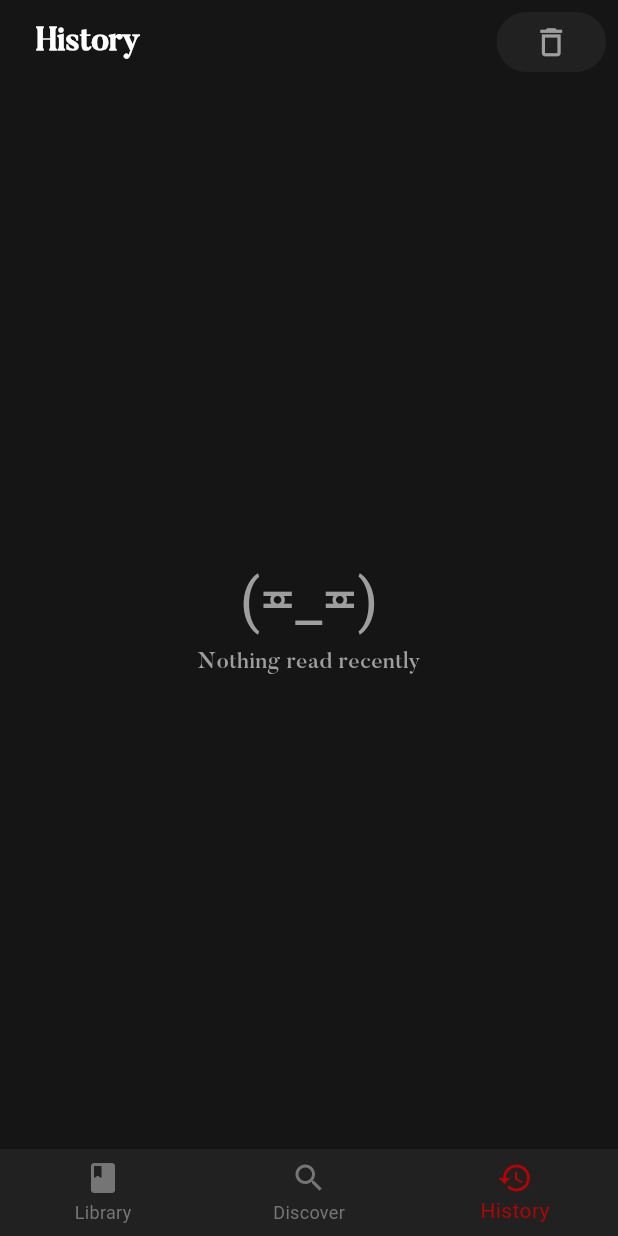
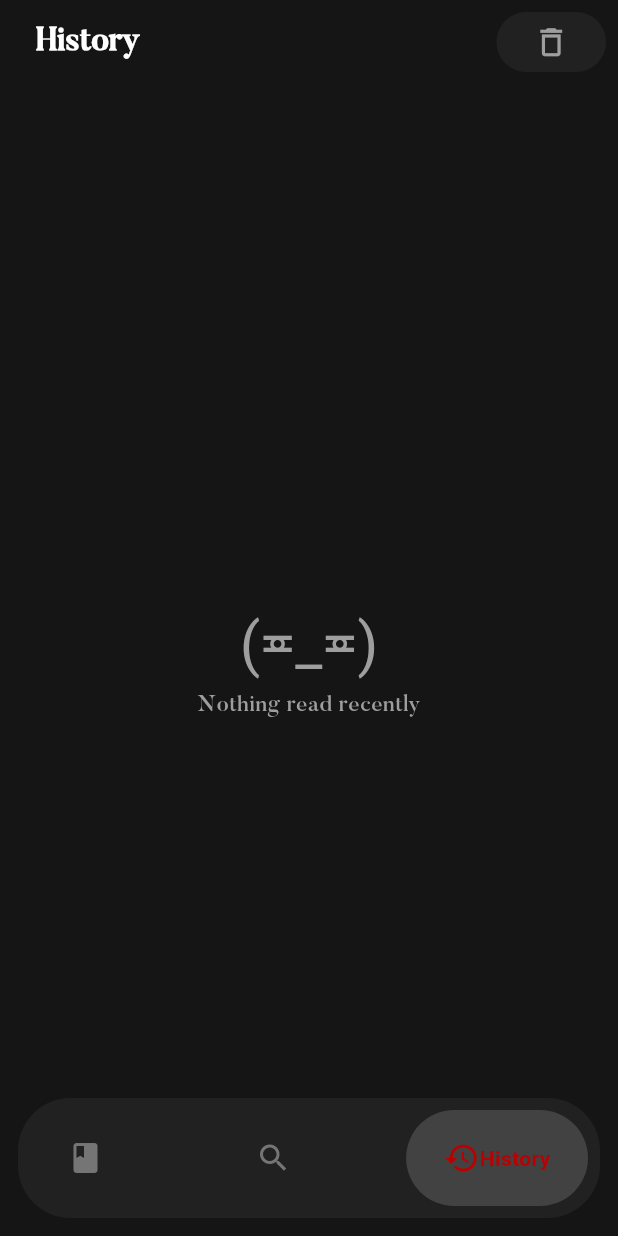
Before and after one commit to Tanishik/Manga-Zen, a Flutter app: the HomePage screen opened directly, item 3 of the bottom bar chosen, on a phone screen of 412 x 824 dp. Run offline on Flutter 3.47's test engine with Material 3 defaults, Android fonts, the phone set to English and light mode, and no system bars; drawn by our look-alikes of google_nav_bar; our stand-ins replace hive, hive_flutter, photo_view; accounts and stored records are empty; network calls fail.

Commit message:
updated the bottom nav bar

```diff
--- a/lib/Pages/History_page.dart
+++ b/lib/Pages/History_page.dart
@@ -31,7 +31,7 @@ class _HistoryPageState extends State<HistoryPage> {
       );
     }).toList();
 
-    void _showdialog() {
+    void showdialog() {
       showDialog(
         context: context,
         builder: (context) {
@@ -140,7 +140,7 @@ class _HistoryPageState extends State<HistoryPage> {
               onPressed: historyMangas.isEmpty
                   ? null
                   : () {
-                      _showdialog();
+                      showdialog();
                     },
 
               child: Icon(Icons.delete_outline, size: 25),
--- a/lib/Pages/Manga_details_page.dart
+++ b/lib/Pages/Manga_details_page.dart
@@ -32,10 +32,10 @@ class _MangaDetailsState extends State<MangaDetails> {
   }
 
   Future<void> loadChapters() async {
-    print('fetch Start');
+
     final result = await fetchChapters(widget.mangaId.id);
 
-    print('fetched');
+
 
     setState(() {
       chapters = result;
@@ -306,14 +306,14 @@ class _MangaDetailsState extends State<MangaDetails> {
                         shrinkWrap: true,
                         physics: NeverScrollableScrollPhysics(),
                         itemBuilder: (context, index) {
-                          final _chapter = chapters[index];
+                          final chapter = chapters[index];
 
                           print('Manga Details page');
 
                           return GestureDetector(
                             onTap: () {
                               setState(() {
-                                readBox.put(_chapter.id, _chapter.id);
+                                readBox.put(chapter.id, chapter.id);
                               });
 
                               Navigator.push(
@@ -330,7 +330,7 @@ class _MangaDetailsState extends State<MangaDetails> {
                             },
                             child: Padding(
                               padding: const EdgeInsets.all(5.0),
-                              child: ChapterTile(chapter: _chapter),
+                              child: ChapterTile(chapter: chapter),
                             ),
                           );
                         },
--- a/lib/Pages/Reader_page.dart
+++ b/lib/Pages/Reader_page.dart
@@ -333,11 +333,9 @@ class _ReaderPageState extends State<ReaderPage> {
 
                     if (mounted) setState(() {});
                   }
-
                   isFetchingNextChapter = false;
                 }
               },
-
               builder: (context, index) {
                 final item = allItems[index];
                 if (item.isBreak) {
@@ -350,15 +348,12 @@ class _ReaderPageState extends State<ReaderPage> {
                 }
                 return PhotoViewGalleryPageOptions(
                   imageProvider: NetworkImage(item.imagePath!),
-
                   minScale: PhotoViewComputedScale.contained,
                   maxScale: PhotoViewComputedScale.covered * 3,
-
                   heroAttributes: PhotoViewHeroAttributes(tag: item.imagePath!),
                 );
               },
               scrollPhysics: const BouncingScrollPhysics(),
-
               backgroundDecoration: const BoxDecoration(color: Colors.black),
             )
           : PhotoViewGallery.builder(
--- a/lib/Pages/home_page.dart
+++ b/lib/Pages/home_page.dart
@@ -1,4 +1,5 @@
 import 'package:flutter/material.dart';
+import 'package:google_nav_bar/google_nav_bar.dart';
 import 'package:manga_zen/Manga/Manga.dart';
 import 'package:manga_zen/Pages/History_page.dart';
 import 'package:manga_zen/Pages/Library_page.dart';
@@ -6,7 +7,7 @@ import 'package:manga_zen/Pages/Search_page.dart';
 import 'package:manga_zen/Services/manga_api.dart';
 
 class HomePage extends StatefulWidget {
-  HomePage({super.key});
+  const HomePage({super.key});
 
   @override
   State<HomePage> createState() => _HomePageState();
@@ -41,30 +42,72 @@ class _HomePageState extends State<HomePage> {
 
   @override
   Widget build(BuildContext context) {
-    final List<Widget> _pages = [LibraryPage(), SearchPage(), HistoryPage()];
+    final List<Widget> pages = [LibraryPage(), SearchPage(), HistoryPage()];
 
     return Scaffold(
+      extendBody: true,
       backgroundColor: Colors.black,
 
-      body: _pages[_SelectedIndex],
-      bottomNavigationBar: BottomNavigationBar(
-        onTap: navigateBottomBar,
-        currentIndex: _SelectedIndex,
-        selectedItemColor: const Color.fromARGB(255, 185, 2, 2),
-        unselectedItemColor: Colors.grey.shade600,
-        backgroundColor: Colors.grey.shade900,
+      body: IndexedStack(
+        index: _SelectedIndex,
+        children: pages,
 
-        items: [
-          BottomNavigationBarItem(icon: Icon(Icons.book), label: "Library"),
+      ),
 
-          BottomNavigationBarItem(
-            icon: Icon(Icons.search_outlined),
-            label: "Discover",
+
+      bottomNavigationBar: Padding(
+        padding: const EdgeInsets.all(12),
+        child: Container(
+          decoration: BoxDecoration(
+            borderRadius: BorderRadius.circular(35),
+            color: Colors.grey.shade900
           ),
 
-          BottomNavigationBarItem(icon: Icon(Icons.history), label: "History"),
-        ],
-      ),
+          child: Padding(
+            padding: const EdgeInsets.all(8.0),
+
+            child: GNav(
+
+              padding: EdgeInsetsGeometry.symmetric(
+                horizontal: 25,
+                vertical: 20
+              ),
+              tabBackgroundColor: Colors.grey.shade800,
+              tabs: [
+                GButton(
+                icon: Icons.book,
+                text: "Library",
+                iconColor: Colors.grey.shade600,
+                  iconActiveColor: const Color.fromARGB(255, 184, 2, 2),
+                  textColor: const Color.fromARGB(255, 184, 2, 2),
+                ),
+
+                 GButton(
+                  icon: Icons.search_outlined,
+                  text: "Discover",
+                  iconColor: Colors.grey.shade600,
+                  iconActiveColor: const Color.fromARGB(255, 184, 2, 2),
+                  textColor: const Color.fromARGB(255, 184, 2, 2),),
+
+                  GButton(
+                  icon: Icons.history,
+                  text: "History",
+                  iconColor: Colors.grey.shade600,
+                    iconActiveColor: const Color.fromARGB(255, 184, 2, 2),
+                  textColor: const Color.fromARGB(255, 184, 2, 2),
+                  )
+
+              ],
+              selectedIndex: _SelectedIndex,
+              onTabChange: (value) {
+                setState(() {
+                  _SelectedIndex = value;
+                });
+              },
+              ),
+          ),
+        ),
+      )
     );
   }
 }
--- a/lib/Services/manga_api.dart
+++ b/lib/Services/manga_api.dart
@@ -1,5 +1,4 @@
 import 'dart:convert';
-import 'dart:io';
 import 'package:http/http.dart' as http;
 import '../Manga/Manga.dart';
 
--- a/lib/Tiles/history_tile.dart
+++ b/lib/Tiles/history_tile.dart
@@ -3,7 +3,7 @@ import 'package:manga_zen/Manga/Manga.dart';
 
 class HistoryTile extends StatefulWidget {
   final Manga manga;
-  HistoryTile({super.key, required this.manga});
+  const HistoryTile({super.key, required this.manga});
 
   @override
   State<HistoryTile> createState() => _HistoryTileState();
```
Also changed, not shown: 1 other file.
